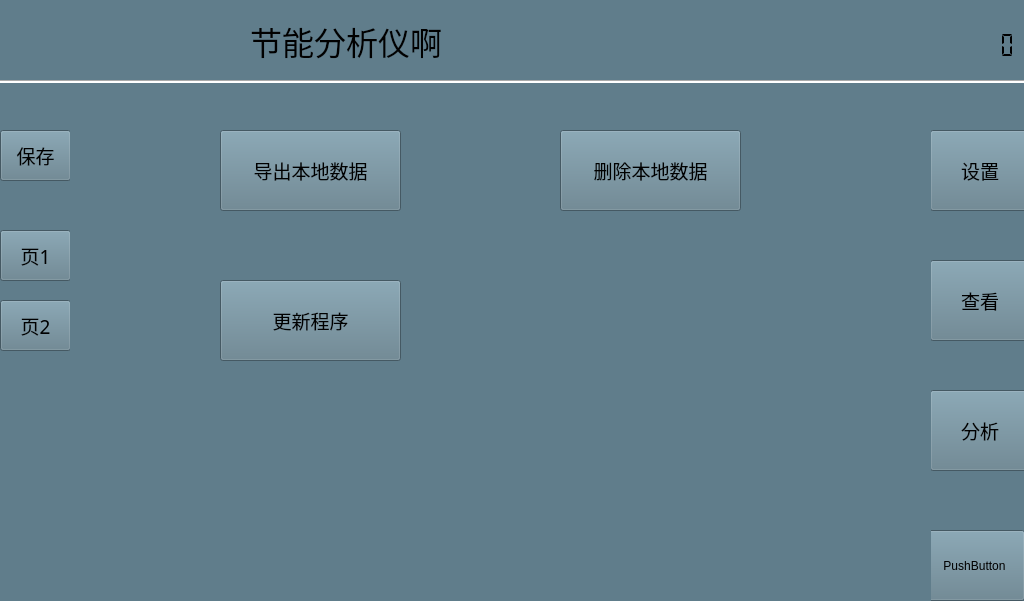
This is mainwindow.ui in alphonso64/EnergyBox as Qt 5 draws it before an edit. The edited form follows.
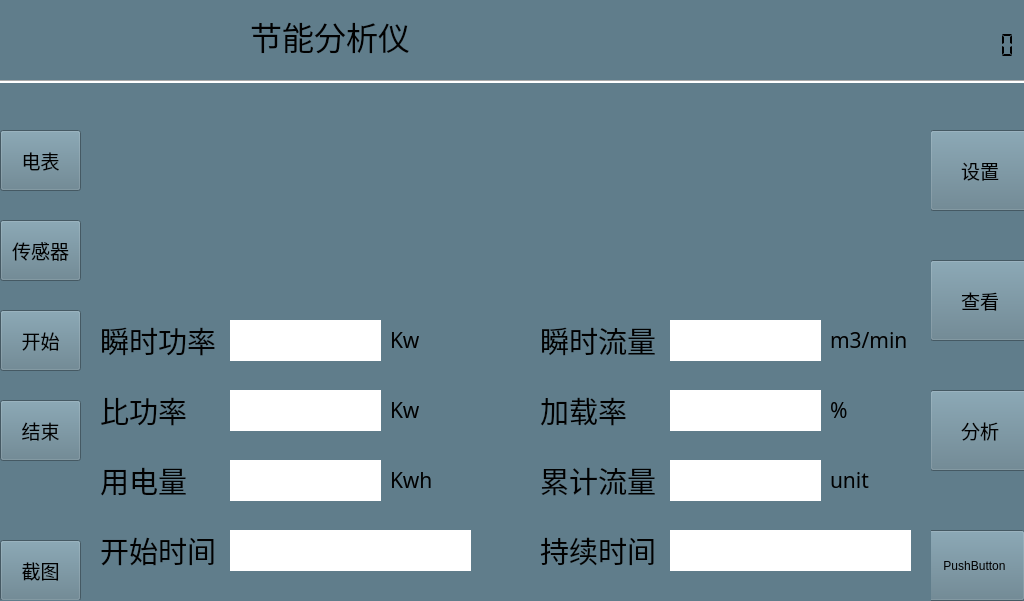
This is the edited form. Icons and pictures are not drawn.

What changed in the file:
```diff
--- a/mainwindow.ui
+++ b/mainwindow.ui
@@ -42,8 +42,8 @@
     <property name="geometry">
      <rect>
       <x>250</x>
-      <y>20</y>
-      <width>221</width>
+      <y>15</y>
+      <width>241</width>
       <height>41</height>
      </rect>
     </property>
@@ -56,7 +56,7 @@
      </font>
     </property>
     <property name="text">
-     <string>节能分析仪啊</string>
+     <string>节能分析仪</string>
     </property>
    </widget>
    <widget class="QLabel" name="label_2">
@@ -2674,7 +2674,7 @@
       </font>
      </property>
      <property name="text">
-      <string>结束时间</string>
+      <string>持续时间</string>
      </property>
     </widget>
     <widget class="QLabel" name="label_end_time_content">
@@ -4083,8 +4083,8 @@
    <zorder>widget_7</zorder>
    <zorder>widget_5</zorder>
    <zorder>label_3</zorder>
-   <zorder>widget_2</zorder>
    <zorder>widget</zorder>
+   <zorder>widget_2</zorder>
   </widget>
  </widget>
  <layoutdefault spacing="6" margin="11"/>
```
